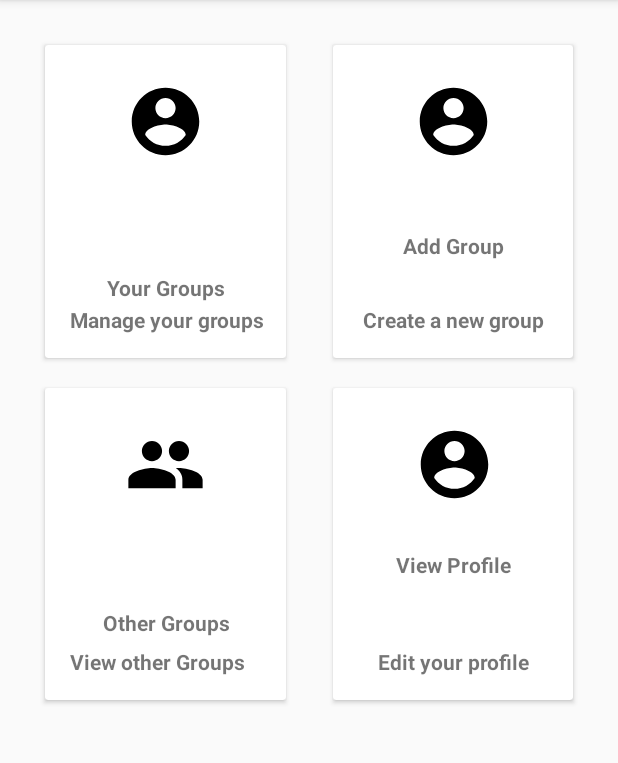
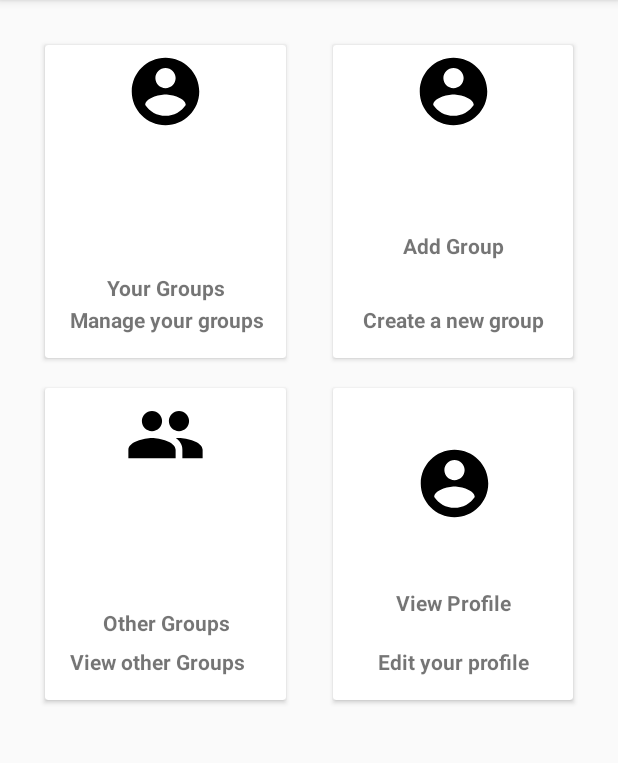
Before and after one commit to scottliu21/group-builder, an Android app: the DashboardActivity screen opened directly, with no data from a screen before it, on a phone screen of 412 x 824 dp, the part 84-847 px from its top. Run offline under Robolectric (Android 15) with nearby library versions, the phone set to English and light mode, and no system bars.

Commit message:
Adjusted the Dashboard Better

```diff
--- a/app/src/main/res/layout/activity_dashboard.xml
+++ b/app/src/main/res/layout/activity_dashboard.xml
@@ -54,7 +54,7 @@
                 android:id="@+id/imageView2"
                 android:layout_width="54dp"
                 android:layout_height="54dp"
-                android:layout_marginTop="24dp"
+                android:layout_marginTop="4dp"
                 android:contentDescription="@string/groupDesc"
                 android:src="@drawable/ic_account_circle_black_24dp"
                 app:layout_constraintEnd_toEndOf="parent"
@@ -112,7 +112,7 @@
                 android:id="@+id/imageButton"
                 android:layout_width="54dp"
                 android:layout_height="54dp"
-                android:layout_marginTop="24dp"
+                android:layout_marginTop="4dp"
                 android:contentDescription="@string/groupDesc"
                 android:src="@drawable/ic_group_black_24dp"
                 app:layout_constraintEnd_toEndOf="parent"
@@ -174,7 +174,7 @@
                 android:id="@+id/imageView3"
                 android:layout_width="54dp"
                 android:layout_height="54dp"
-                android:layout_marginTop="24dp"
+                android:layout_marginTop="4dp"
                 android:contentDescription="@string/groupDesc"
                 android:src="@drawable/ic_account_circle_black_24dp"
                 app:layout_constraintEnd_toEndOf="parent"
@@ -214,13 +214,11 @@
                 android:textStyle="bold"
                 app:layout_constraintBottom_toBottomOf="parent"
                 app:layout_constraintEnd_toEndOf="parent"
-                app:layout_constraintHorizontal_bias="0.505"
                 app:layout_constraintStart_toStartOf="parent"
                 app:layout_constraintTop_toTopOf="parent"
-                app:layout_constraintVertical_bias="0.654"
+                app:layout_constraintVertical_bias="0.809"
                 tools:layout_conversion_absoluteHeight="19dp"
                 tools:layout_conversion_absoluteWidth="67dp" />
-
 
             <TextView
                 android:id="@+id/textView8"
```
